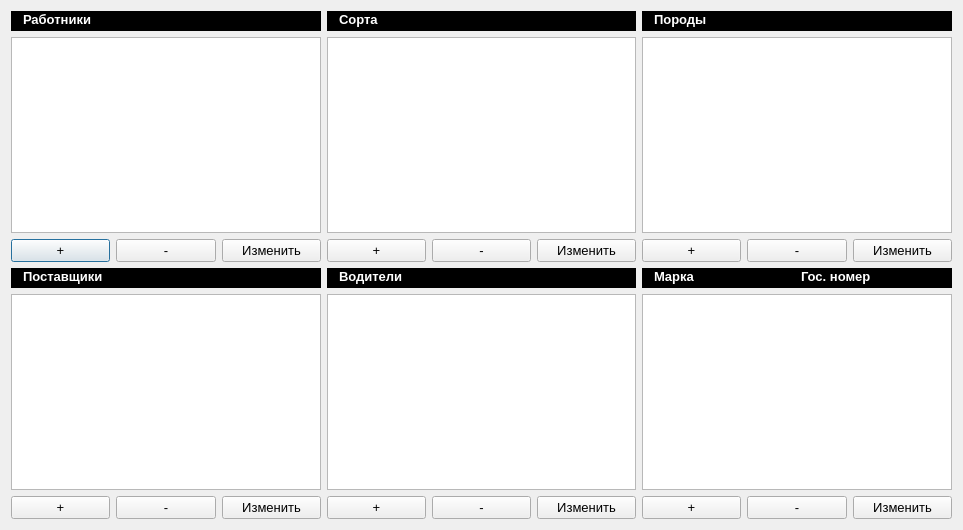
Before: the Qt Designer form referenceswindow.ui in Aleksandr-Alekseev/INTEHCOM, drawn with Qt 5.
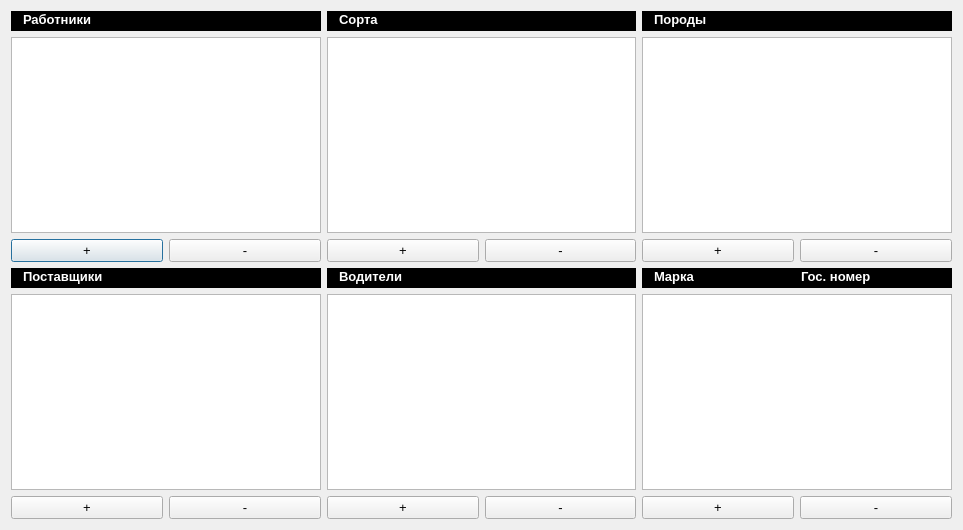
After: the same form once the commit is applied.

Commit message: Кнопка удаления

Diff of the .ui file:
```diff
--- a/referenceswindow.ui
+++ b/referenceswindow.ui
@@ -106,18 +106,6 @@
            </property>
           </widget>
          </item>
-         <item>
-          <widget class="QPushButton" name="pushButton_3">
-           <property name="font">
-            <font>
-             <pointsize>10</pointsize>
-            </font>
-           </property>
-           <property name="text">
-            <string>Изменить</string>
-           </property>
-          </widget>
-         </item>
         </layout>
        </item>
       </layout>
@@ -206,18 +194,6 @@
            </property>
           </widget>
          </item>
-         <item>
-          <widget class="QPushButton" name="pushButton_4">
-           <property name="font">
-            <font>
-             <pointsize>10</pointsize>
-            </font>
-           </property>
-           <property name="text">
-            <string>Изменить</string>
-           </property>
-          </widget>
-         </item>
         </layout>
        </item>
       </layout>
@@ -306,18 +282,6 @@
            </property>
           </widget>
          </item>
-         <item>
-          <widget class="QPushButton" name="pushButton_5">
-           <property name="font">
-            <font>
-             <pointsize>10</pointsize>
-            </font>
-           </property>
-           <property name="text">
-            <string>Изменить</string>
-           </property>
-          </widget>
-         </item>
         </layout>
        </item>
       </layout>
@@ -410,18 +374,6 @@
            </property>
           </widget>
          </item>
-         <item>
-          <widget class="QPushButton" name="pushButton_6">
-           <property name="font">
-            <font>
-             <pointsize>10</pointsize>
-            </font>
-           </property>
-           <property name="text">
-            <string>Изменить</string>
-           </property>
-          </widget>
-         </item>
         </layout>
        </item>
       </layout>
@@ -510,18 +462,6 @@
            </property>
           </widget>
          </item>
-         <item>
-          <widget class="QPushButton" name="pushButton_7">
-           <property name="font">
-            <font>
-             <pointsize>10</pointsize>
-            </font>
-           </property>
-           <property name="text">
-            <string>Изменить</string>
-           </property>
-          </widget>
-         </item>
         </layout>
        </item>
       </layout>
@@ -635,18 +575,6 @@
            </property>
           </widget>
          </item>
-         <item>
-          <widget class="QPushButton" name="pushButton_8">
-           <property name="font">
-            <font>
-             <pointsize>10</pointsize>
-            </font>
-           </property>
-           <property name="text">
-            <string>Изменить</string>
-           </property>
-          </widget>
-         </item>
         </layout>
        </item>
       </layout>
```
Left out of the diff: 12 changed lines with no effect on the pictures. The commit also changes 2 other files.
